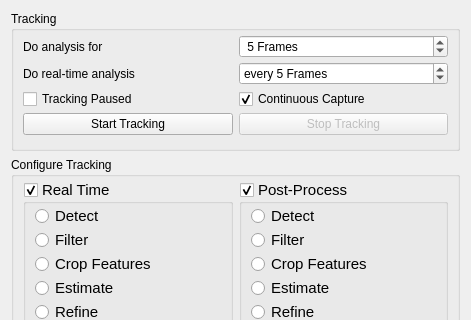
Qt form tasks/vision/doVisionWidget.ui (davidgrier/pyfab) before a commit; both pictures show x 0 to 471 and y 0 to 320 of the 471 by 538 pixel window.
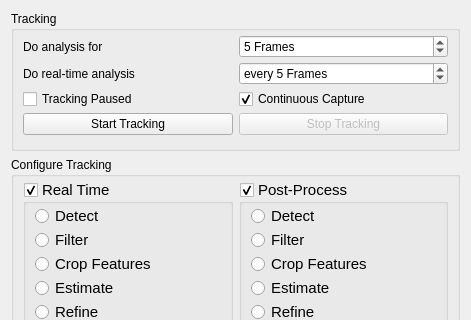
The same form after that commit.

Commit message: Fixed vision crash after tracking twice; re-added catch to run pyfab if vision import fails; moved toVision back out of taskmanager

```diff
--- a/tasks/vision/doVisionWidget.ui
+++ b/tasks/vision/doVisionWidget.ui
@@ -245,17 +245,20 @@
          </size>
         </property>
         <property name="specialValueText">
-         <string>every frame</string>
+         <string>1 Frame</string>
         </property>
         <property name="suffix">
          <string> Frames</string>
         </property>
         <property name="prefix">
-         <string> </string>
+         <string/>
         </property>
         <property name="minimum">
          <number>1</number>
         </property>
+        <property name="maximum">
+         <number>100000</number>
+        </property>
         <property name="value">
          <number>5</number>
         </property>
```
Left out of the diff: 2 changed lines with no effect on the pictures. The commit also changes 7 other files.
